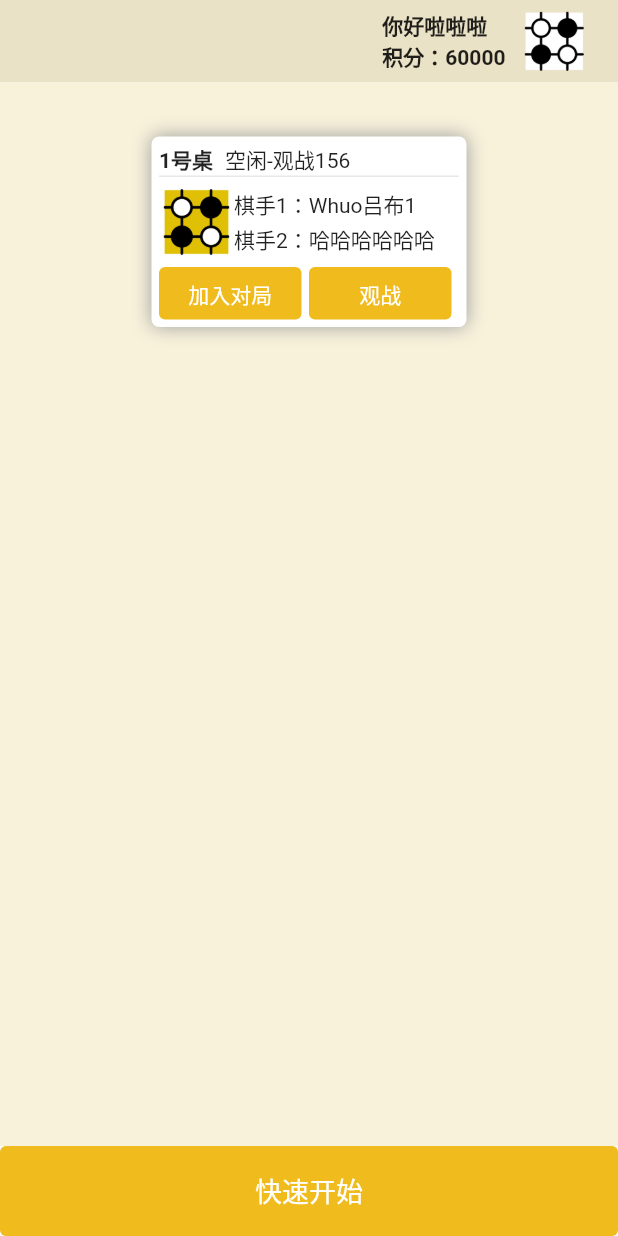
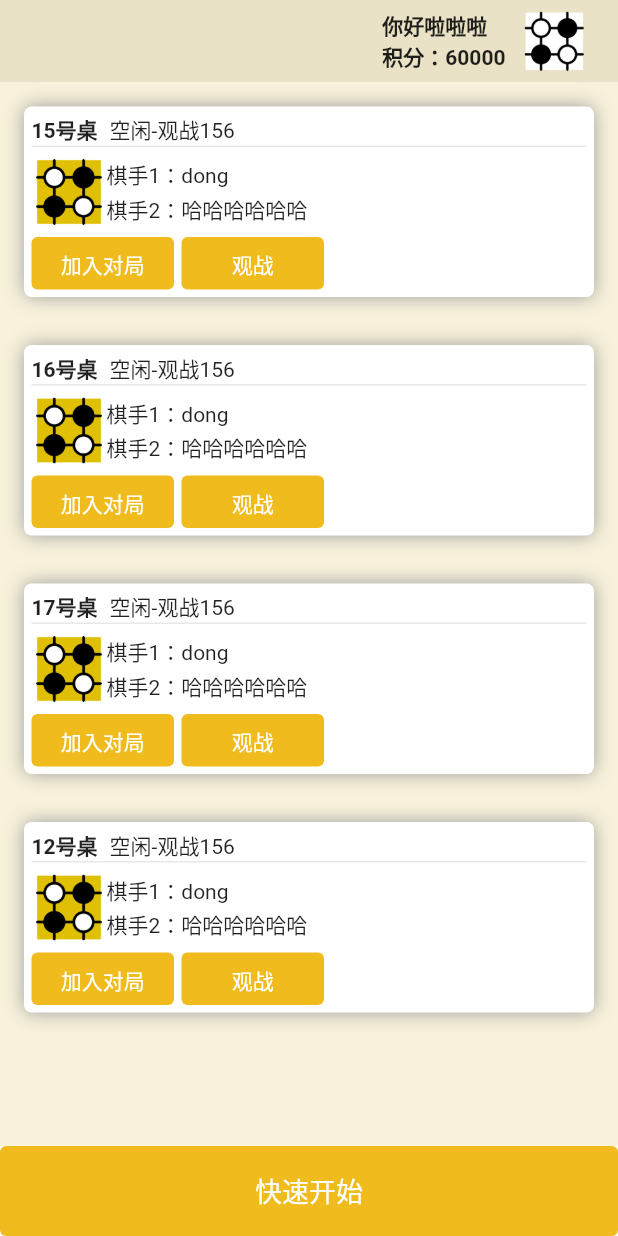
Before and after one commit to ThirdGoddess/WzqClient, a Flutter app: the HomePageRoute screen opened directly, on a phone screen of 412 x 824 dp. Run offline on Flutter 3.47's test engine with Material 2 defaults, Android fonts, the phone set to English and light mode, and no system bars; our stand-ins replace bot_toast, dio, shared_preferences; accounts and stored records are empty.

Commit message:
对接Socket

```diff
--- /dev/null
+++ b/lib/uitls/SocketType.dart
@@ -0,0 +1,7 @@
+// ignore_for_file: file_names, constant_identifier_names
+
+class SocketType{
+
+  //更新房间列表
+  static const int TYPE_ROOM_LIST = 1;
+}
--- a/lib/view/HomePageRoute.dart
+++ b/lib/view/HomePageRoute.dart
@@ -5,6 +5,8 @@ import 'dart:ui';
 import 'package:apps/uitls/DioHelper.dart';
 import 'package:apps/uitls/DioUitl.dart';
 import 'package:apps/uitls/PlatformUtils.dart';
+import 'package:apps/uitls/SocketType.dart';
+import 'package:apps/uitls/WebSocketUtility.dart';
 import 'package:apps/view/RoomItemWidget.dart';
 import 'package:flutter/material.dart';
 import 'package:flutter/services.dart';
@@ -39,7 +41,8 @@ class HomePageRoute extends StatelessWidget {
       return ratio > 1.33;
     }
 
-    final List<dynamic> roomList = [];
+    //房间列表
+    List<int> roomList = [15, 16, 17];
 
     //快速开始
     void quickStart() {
@@ -48,11 +51,34 @@ class HomePageRoute extends StatelessWidget {
       // roomList.add()
     }
 
-    void getC() {
-      roomList.add(1);
+    //注册WebSocket
+    void registerSocket() {
+      print("tinajia");
+      // setState(() {});
+      roomList.add(456);
+
+      //更新房间列表
+      // WebSocketUtility.getInstance()
+      //     .addOnMessageCallBack(SocketType.TYPE_ROOM_LIST, (body) {
+      //   print("准备更新UI");
+      //   roomList.add(21);
+      // List<dynamic> data = body["data"];
+      // roomList.addAll(data);
+      // data.forEach((element) {
+      //   roomList.add(const RoomItemWidget(
+      //       rid: 1,
+      //       type: 0,
+      //       userAId: 10080,
+      //       userBId: 10081,
+      //       observerCount: 156,
+      //       userANick: "Whuo吕布1",
+      //       userBNick: "哈哈哈哈哈哈"));
+      // });
+      // });
     }
 
-    getC();
+    roomList.add(12);
+    // registerSocket();
 
     return Scaffold(
         backgroundColor: const Color.fromARGB(255, 255, 255, 255),
@@ -84,7 +110,7 @@ class HomePageRoute extends StatelessWidget {
                               shape: MaterialStateProperty.all(
                                   RoundedRectangleBorder(
                                       borderRadius: BorderRadius.circular(0)))),
-                          onPressed: quickStart,
+                          onPressed: registerSocket,
                           child: const Text(
                             "快速开始",
                             style: TextStyle(color: Colors.white, fontSize: 18),
@@ -123,22 +149,19 @@ class HomePageRoute extends StatelessWidget {
                 color: const Color.fromARGB(255, 248, 242, 219),
                 height: double.infinity,
                 width: double.infinity,
-                child: SingleChildScrollView(
-                  padding: EdgeInsets.all(20),
-                  child: Wrap(
-                    alignment: WrapAlignment.center,
-                    crossAxisAlignment: WrapCrossAlignment.end, //副轴对其方式
-                    children: List.generate(roomList.length, (index) {
+                child: Expanded(
+                  child: ListView.builder(
+                      itemCount: roomList.length,
+                      itemBuilder: ((BuildContext context, int index) {
                         return RoomItemWidget(
-                          rid: 1,
+                            rid: roomList[index],
                             type: 0,
                             userAId: 10080,
                             userBId: 10081,
                             observerCount: 156,
-                          userANick: "Whuo吕布1",
+                            userANick: "dong",
                             userBNick: "哈哈哈哈哈哈");
-                    }),
-                  ),
+                      })),
                 )),
           ),
           //脚部
```
Also changed, not shown: lib/main.dart (+16 -2 lines), lib/uitls/WebSocketUtility.dart (renamed from lib/model/WebSocketUtility.dart, +47 -22 lines), lib/view/LoginPageRoute.dart (+14 -3 lines). Lines whose indentation alone changed are shown as unchanged.
